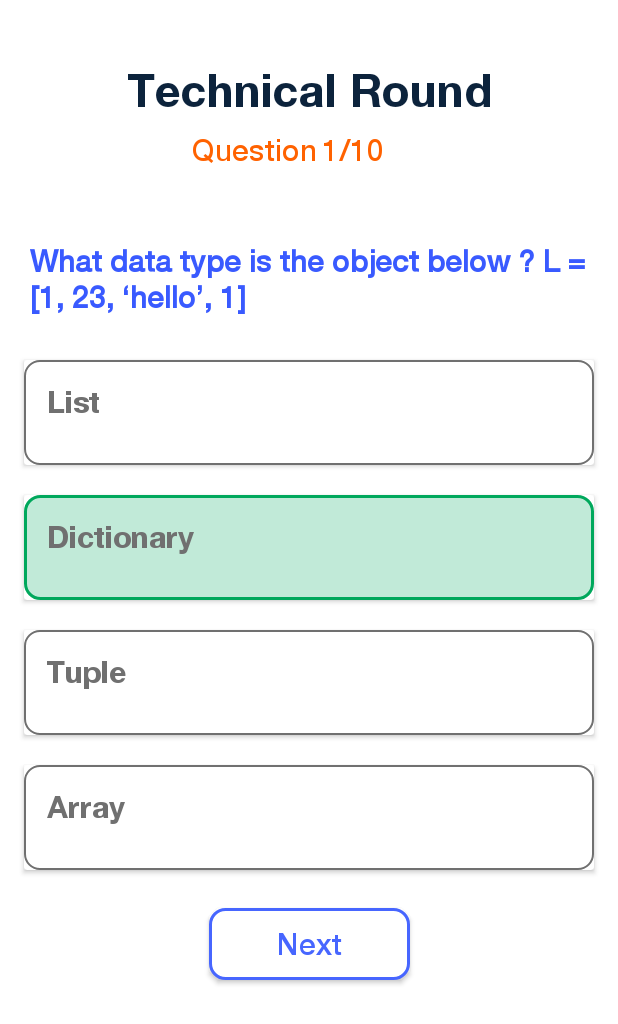
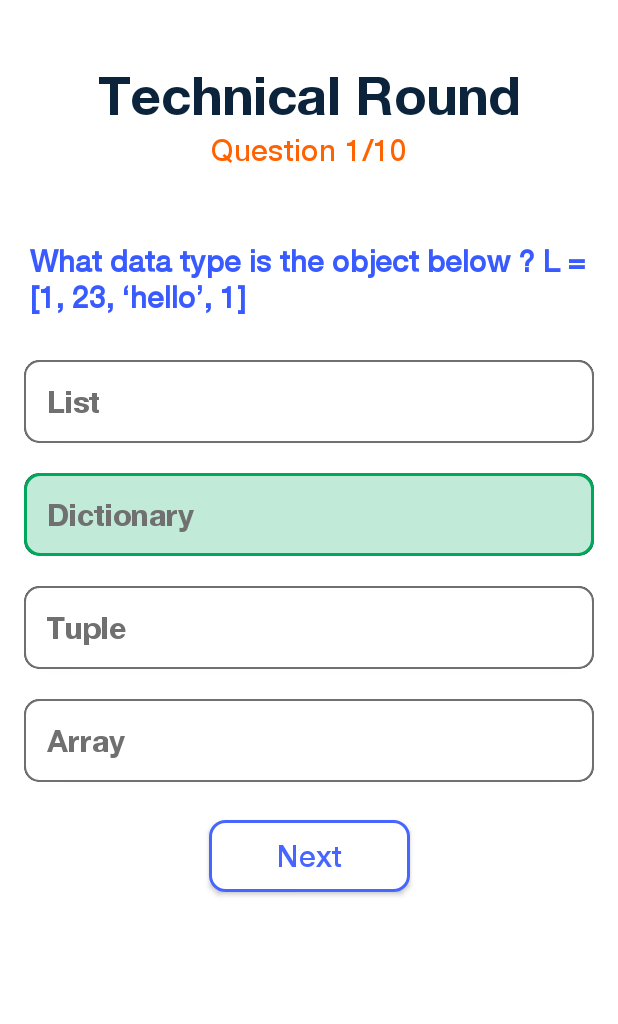
Before and after one commit to panshuljindal/ADG-VIT, an Android app: the recruitment_quiz screen opened directly, with no data from a screen before it, on a phone screen of 412 x 824 dp. Shown: the top 1024 px of the screen. Run offline under Robolectric (Android 15) with nearby library versions, the phone set to English and light mode, and no system bars.

Commit message:
fix : quiz ui

```diff
--- a/app/src/main/res/layout/activity_landing.xml
+++ b/app/src/main/res/layout/activity_landing.xml
@@ -9,10 +9,10 @@
 
     <ImageView
         android:id="@+id/adglogoLanding"
-        android:layout_width="231dp"
-        android:layout_height="71dp"
-        android:layout_marginTop="200dp"
-        android:src="@drawable/adglogo1"
+        android:layout_width="280dp"
+        android:layout_height="180dp"
+        android:layout_marginTop="170dp"
+        android:src="@drawable/adglogo2"
         android:visibility="visible"
         app:layout_constraintEnd_toEndOf="parent"
         app:layout_constraintStart_toStartOf="parent"
--- a/app/src/main/res/layout/activity_recruitment_quiz.xml
+++ b/app/src/main/res/layout/activity_recruitment_quiz.xml
@@ -1,4 +1,5 @@
 <?xml version="1.0" encoding="utf-8"?>
+
 <androidx.constraintlayout.widget.ConstraintLayout xmlns:android="http://schemas.android.com/apk/res/android"
     xmlns:app="http://schemas.android.com/apk/res-auto"
     xmlns:tools="http://schemas.android.com/tools"
@@ -7,60 +8,67 @@
     tools:context=".recruitment_quiz"
     android:background="#fff">
 
+
     <TextView
-        android:id="@+id/textView5"
+        android:id="@+id/quizHead"
         android:layout_width="wrap_content"
         android:layout_height="wrap_content"
-        android:layout_marginStart="112dp"
-        android:layout_marginLeft="112dp"
+        android:layout_marginStart="70dp"
         android:layout_marginTop="42dp"
-        android:layout_marginEnd="112dp"
-        android:layout_marginRight="112dp"
+        android:layout_marginEnd="70dp"
         android:fontFamily="@font/helveticaneu_bold"
         android:text="Technical Round"
         android:textColor="#0C233C"
-        android:textSize="30dp"
+        android:textSize="35dp"
         app:layout_constraintEnd_toEndOf="parent"
         app:layout_constraintStart_toStartOf="parent"
         app:layout_constraintTop_toTopOf="parent" />
+
+    <LinearLayout
+        android:id="@+id/questnoLayour"
+        android:layout_width="wrap_content"
+        android:layout_height="wrap_content"
+        android:orientation="horizontal"
+        android:layout_marginTop="3dp"
+        app:layout_constraintEnd_toEndOf="parent"
+        app:layout_constraintStart_toStartOf="parent"
+        app:layout_constraintTop_toBottomOf="@+id/quizHead">
 
         <TextView
             android:id="@+id/textView6"
             android:layout_width="wrap_content"
             android:layout_height="wrap_content"
-        android:layout_marginStart="128dp"
-        android:layout_marginLeft="128dp"
-        android:layout_marginTop="10dp"
+            android:singleLine="true"
+            android:layout_weight="1"
+            android:layout_gravity="center_horizontal"
             android:fontFamily="@font/helveticaneue_medium"
             android:text="Question"
             android:textColor="#FF6200"
             android:textSize="20dp"
-        app:layout_constraintStart_toStartOf="parent"
-        app:layout_constraintTop_toBottomOf="@+id/textView5" />
+            />
 
         <TextView
             android:id="@+id/textView7"
             android:layout_width="wrap_content"
             android:layout_height="wrap_content"
-        android:layout_marginStart="3dp"
-        android:layout_marginLeft="3dp"
-        android:layout_marginTop="10dp"
+            android:layout_weight="1"
+            android:layout_gravity="center_horizontal"
+            android:layout_marginStart="6dp"
             android:fontFamily="@font/helveticaneue_medium"
             android:text="1/10"
             android:textColor="#ff6200"
             android:textSize="20dp"
-        app:layout_constraintStart_toEndOf="@+id/textView6"
-        app:layout_constraintTop_toBottomOf="@+id/textView5" />
+
+            />
+    </LinearLayout>
 
     <TextView
         android:id="@+id/textView8"
         android:layout_width="0dp"
         android:layout_height="wrap_content"
         android:layout_marginStart="20dp"
-        android:layout_marginLeft="20dp"
         android:layout_marginTop="50dp"
         android:layout_marginEnd="20dp"
-        android:layout_marginRight="20dp"
         android:fontFamily="@font/helveticaneue_medium"
         android:text="What data type is the object below ? L = [1, 23, ‘hello’, 1]"
         android:textColor="#395AFF"
@@ -68,7 +76,7 @@
         android:textStyle="bold"
         app:layout_constraintEnd_toEndOf="parent"
         app:layout_constraintStart_toStartOf="parent"
-        app:layout_constraintTop_toBottomOf="@+id/textView6"
+        app:layout_constraintTop_toBottomOf="@+id/questnoLayour"
         app:layout_goneMarginLeft="20dp"
         app:layout_goneMarginRight="20dp" />
 
@@ -77,10 +85,9 @@
         android:layout_width="0dp"
         android:layout_height="wrap_content"
         android:layout_marginStart="16dp"
-        android:layout_marginLeft="16dp"
         android:layout_marginTop="30dp"
+        app:cardCornerRadius="10dp"
         android:layout_marginEnd="16dp"
-        android:layout_marginRight="16dp"
         app:layout_constraintEnd_toEndOf="parent"
         app:layout_constraintStart_toStartOf="parent"
         app:layout_constraintTop_toBottomOf="@+id/textView8">
@@ -95,12 +102,9 @@
                 android:id="@+id/option1Text"
                 android:layout_width="0dp"
                 android:layout_height="wrap_content"
-                android:layout_marginStart="15dp"
-                android:layout_marginLeft="20dp"
-                android:layout_marginTop="15dp"
-                android:layout_marginEnd="20dp"
-                android:layout_marginRight="20dp"
-                android:layout_marginBottom="30dp"
+                android:paddingTop="15dp"
+                android:paddingBottom="15dp"
+                android:paddingLeft="15dp"
                 android:fontFamily="@font/helveticaneu_bold"
                 android:text="List"
                 android:textColor="#707070"
@@ -118,10 +122,9 @@
         android:layout_width="0dp"
         android:layout_height="wrap_content"
         android:layout_marginStart="16dp"
-        android:layout_marginLeft="16dp"
         android:layout_marginTop="20dp"
         android:layout_marginEnd="16dp"
-        android:layout_marginRight="16dp"
+        app:cardCornerRadius="10dp"
         app:layout_constraintEnd_toEndOf="parent"
         app:layout_constraintStart_toStartOf="parent"
         app:layout_constraintTop_toBottomOf="@+id/cardOption1">
@@ -136,12 +139,9 @@
                 android:id="@+id/option2Text"
                 android:layout_width="0dp"
                 android:layout_height="wrap_content"
-                android:layout_marginStart="15dp"
-                android:layout_marginLeft="20dp"
-                android:layout_marginTop="15dp"
-                android:layout_marginEnd="20dp"
-                android:layout_marginRight="20dp"
-                android:layout_marginBottom="30dp"
+                android:paddingTop="15dp"
+                android:paddingBottom="15dp"
+                android:paddingLeft="15dp"
                 android:fontFamily="@font/helveticaneu_bold"
                 android:text="Dictionary"
                 android:textColor="#707070"
@@ -159,10 +159,9 @@
         android:layout_width="0dp"
         android:layout_height="wrap_content"
         android:layout_marginStart="16dp"
-        android:layout_marginLeft="16dp"
         android:layout_marginTop="20dp"
         android:layout_marginEnd="16dp"
-        android:layout_marginRight="16dp"
+        app:cardCornerRadius="10dp"
         app:layout_constraintEnd_toEndOf="parent"
         app:layout_constraintStart_toStartOf="parent"
         app:layout_constraintTop_toBottomOf="@+id/cardOption2">
@@ -177,12 +176,9 @@
                 android:id="@+id/option3Text"
                 android:layout_width="0dp"
                 android:layout_height="wrap_content"
-                android:layout_marginStart="15dp"
-                android:layout_marginLeft="20dp"
-                android:layout_marginTop="15dp"
-                android:layout_marginEnd="20dp"
-                android:layout_marginRight="20dp"
-                android:layout_marginBottom="30dp"
+                android:paddingTop="15dp"
+                android:paddingBottom="15dp"
+                android:paddingLeft="15dp"
                 android:fontFamily="@font/helveticaneu_bold"
                 android:text="Tuple"
                 android:textColor="#707070"
@@ -200,10 +196,9 @@
         android:layout_width="0dp"
         android:layout_height="wrap_content"
         android:layout_marginStart="16dp"
-        android:layout_marginLeft="16dp"
         android:layout_marginTop="20dp"
         android:layout_marginEnd="16dp"
-        android:layout_marginRight="16dp"
+        app:cardCornerRadius="10dp"
         app:layout_constraintEnd_toEndOf="parent"
         app:layout_constraintStart_toStartOf="parent"
         app:layout_constraintTop_toBottomOf="@+id/cardOption3">
@@ -218,12 +213,9 @@
                 android:id="@+id/option4Text"
                 android:layout_width="0dp"
                 android:layout_height="wrap_content"
-                android:layout_marginStart="15dp"
-                android:layout_marginLeft="20dp"
-                android:layout_marginTop="15dp"
-                android:layout_marginEnd="20dp"
-                android:layout_marginRight="20dp"
-                android:layout_marginBottom="30dp"
+                android:paddingTop="15dp"
+                android:paddingBottom="15dp"
+                android:paddingLeft="15dp"
                 android:fontFamily="@font/helveticaneu_bold"
                 android:text="Array"
                 android:textColor="#707070"
--- a/app/src/main/res/values/themes.xml
+++ b/app/src/main/res/values/themes.xml
@@ -1,6 +1,6 @@
 <resources xmlns:tools="http://schemas.android.com/tools">
     <!-- Base application theme. -->
-    <style name="Theme.AdgExternals" parent="Theme.AppCompat.DayNight.NoActionBar">
+    <style name="Theme.AdgExternals" parent="Theme.AppCompat.NoActionBar">
         <!-- Primary brand color. -->
         <item name="colorPrimary">@color/purple_500</item>
         <item name="colorPrimaryVariant">@color/purple_700</item>
```
Lines whose indentation alone changed are shown as unchanged.
